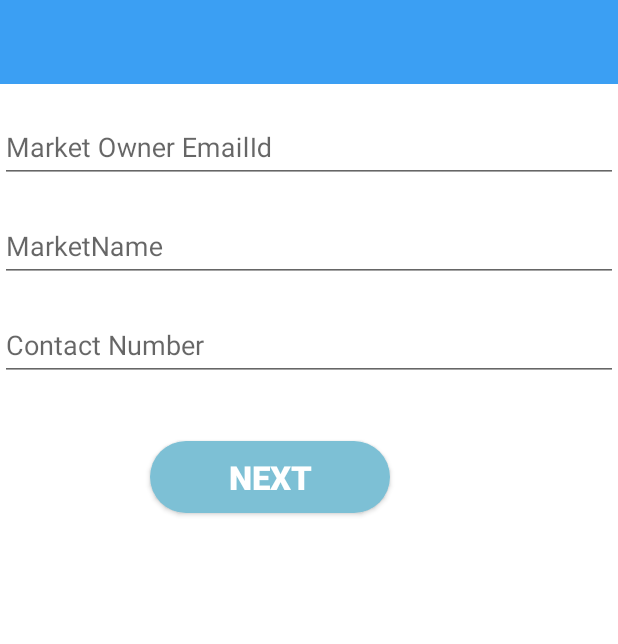
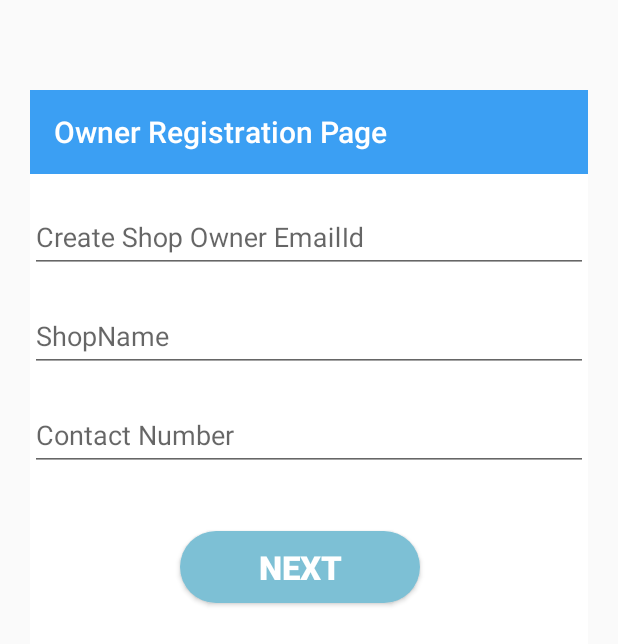
Before and after one commit to subosh/my-android-projects, an Android app: the RegisterActivity screen opened directly, with no data from a screen before it, on a phone screen of 412 x 824 dp. Shown: the top 644 px of the screen. Run offline under Robolectric (Android 15) with nearby library versions, the phone set to English and light mode, and no system bars; our stand-ins replace Firebase (no records; nobody signed in at launch, a user with empty details on screens opened directly).

Commit message:
"fourth commit"

```diff
--- a/app/src/main/java/com/example/subosh/restauranttrack/admincontent/AdminRegisterActivity.java
+++ b/app/src/main/java/com/example/subosh/restauranttrack/admincontent/AdminRegisterActivity.java
@@ -5,6 +5,7 @@ import android.content.Intent;
 import android.support.annotation.NonNull;
 import android.support.v7.app.AppCompatActivity;
 import android.os.Bundle;
+import android.support.v7.widget.Toolbar;
 import android.text.TextUtils;
 import android.view.View;
 import android.widget.Button;
@@ -26,6 +27,7 @@ public class AdminRegisterActivity extends AppCompatActivity implements View.OnC
     FirebaseAuth auth;
     ProgressDialog dialog;
     public  String ownername;
+    Toolbar toolbar;
     @Override
     protected void onCreate(Bundle savedInstanceState) {
         super.onCreate(savedInstanceState);
@@ -34,7 +36,9 @@ public class AdminRegisterActivity extends AppCompatActivity implements View.OnC
         register=(Button)findViewById(R.id.admin_next);
         adminphone=(EditText)findViewById(R.id.AdminphoneNumber);
         adminnametextview=(EditText)findViewById(R.id. Admin_name);
-
+        toolbar=findViewById(R.id.toolbar);
+        setSupportActionBar(toolbar);
+        getSupportActionBar().setTitle("Admin Registration Page");
         auth=FirebaseAuth.getInstance();
         dialog=new ProgressDialog(this);
         register.setOnClickListener(this);
--- a/app/src/main/java/com/example/subosh/restauranttrack/customerscontent/CustomerRegisterActivity.java
+++ b/app/src/main/java/com/example/subosh/restauranttrack/customerscontent/CustomerRegisterActivity.java
@@ -6,6 +6,7 @@ import android.content.SharedPreferences;
 import android.support.annotation.NonNull;
 import android.support.v7.app.AppCompatActivity;
 import android.os.Bundle;
+import android.support.v7.widget.Toolbar;
 import android.text.TextUtils;
 import android.view.View;
 import android.widget.Button;
@@ -27,6 +28,7 @@ public class CustomerRegisterActivity extends AppCompatActivity implements View.
     FirebaseAuth auth;
     ProgressDialog dialog;
     SharedPreferences sharedPreferences;
+    Toolbar toolbar;
     @Override
     protected void onCreate(Bundle savedInstanceState) {
         super.onCreate(savedInstanceState);
@@ -35,7 +37,9 @@ public class CustomerRegisterActivity extends AppCompatActivity implements View.
         register=(Button)findViewById(R.id.register);
         customerphone=(EditText)findViewById(R.id.ownerphone);
         customer=(EditText)findViewById(R.id.marketownername);
-
+toolbar=findViewById(R.id.toolbar);
+setSupportActionBar(toolbar);
+getSupportActionBar().setTitle("Customer Registration Page");
         auth=FirebaseAuth.getInstance();
         dialog=new ProgressDialog(this);
         register.setOnClickListener(this);
--- a/app/src/main/java/com/example/subosh/restauranttrack/newownercontent/RegisterActivity.java
+++ b/app/src/main/java/com/example/subosh/restauranttrack/newownercontent/RegisterActivity.java
@@ -6,6 +6,7 @@ import android.content.SharedPreferences;
 import android.support.annotation.NonNull;
 import android.support.v7.app.AppCompatActivity;
 import android.os.Bundle;
+import android.support.v7.widget.Toolbar;
 import android.text.TextUtils;
 import android.view.View;
 import android.widget.Button;
@@ -26,6 +27,7 @@ FirebaseAuth auth;
 ProgressDialog dialog;
 public  String ownername;
 SharedPreferences sharedPreferences;
+Toolbar toolbar;
     @Override
     protected void onCreate(Bundle savedInstanceState) {
         super.onCreate(savedInstanceState);
@@ -35,6 +37,9 @@ SharedPreferences sharedPreferences;
         register=(Button)findViewById(R.id.register);
         ownerphone=(EditText)findViewById(R.id.ownerphone);
         marketname=(EditText)findViewById(R.id.marketownername);
+        toolbar=findViewById(R.id.toolbar);
+        setSupportActionBar(toolbar);
+        getSupportActionBar().setTitle("Owner Registration Page");
 
         auth=FirebaseAuth.getInstance();
         dialog=new ProgressDialog(this);
--- a/app/src/main/res/layout/activity_admin_name.xml
+++ b/app/src/main/res/layout/activity_admin_name.xml
@@ -20,7 +20,7 @@
         android:layout_marginRight="8dp"
         android:layout_marginStart="89dp"
         android:layout_marginTop="8dp"
-        android:src="@drawable/profile"
+        android:src="@drawable/profile_image"
         app:layout_constraintBottom_toBottomOf="parent"
         app:layout_constraintEnd_toEndOf="parent"
         app:layout_constraintHorizontal_bias="0.485"
--- a/app/src/main/res/layout/activity_admin_register.xml
+++ b/app/src/main/res/layout/activity_admin_register.xml
@@ -6,6 +6,10 @@
     android:layout_height="match_parent"
     android:background="#ffffff"
     android:orientation="vertical"
+    android:layout_marginTop="60dp"
+    android:layout_marginStart="20dp"
+    android:layout_marginEnd="20dp"
+    android:layout_marginBottom="40dp"
     tools:context=".admincontent.AdminRegisterActivity">
     <include
         layout="@layout/toolbar_layout"/>
@@ -25,7 +29,7 @@
             android:layout_centerHorizontal="true"
             android:layout_marginTop="204dp"
             android:ems="10"
-            android:hint="Admin EmailId"
+            android:hint="Create Admin EmailId"
             android:inputType="textEmailAddress|textPersonName" />
     </android.support.design.widget.TextInputLayout>
 
--- a/app/src/main/res/layout/activity_customer_register.xml
+++ b/app/src/main/res/layout/activity_customer_register.xml
@@ -6,6 +6,10 @@
     android:layout_height="match_parent"
     android:background="#ffffff"
     android:orientation="vertical"
+    android:layout_marginTop="60dp"
+    android:layout_marginStart="20dp"
+    android:layout_marginEnd="20dp"
+    android:layout_marginBottom="40dp"
     tools:context=".customerscontent.CustomerRegisterActivity">
     <include
         layout="@layout/toolbar_layout"/>
@@ -24,7 +28,7 @@
             android:layout_centerHorizontal="true"
             android:layout_marginTop="204dp"
             android:ems="10"
-            android:hint="Customer Email Id"
+            android:hint="Create Customer Email Id"
             android:inputType="textEmailAddress|textPersonName" />
     </android.support.design.widget.TextInputLayout>
 
--- a/app/src/main/res/layout/activity_invite.xml
+++ b/app/src/main/res/layout/activity_invite.xml
@@ -24,7 +24,7 @@
             android:layout_centerHorizontal="true"
             android:layout_marginTop="204dp"
             android:ems="10"
-            android:hint="Enter Your Full Address Here"
+            android:hint="Enter  Full Shop Address Here"
             android:inputType="textPostalAddress" />
 
 
--- a/app/src/main/res/layout/activity_name.xml
+++ b/app/src/main/res/layout/activity_name.xml
@@ -20,7 +20,7 @@
         android:layout_marginRight="8dp"
         android:layout_marginStart="89dp"
         android:layout_marginTop="8dp"
-        android:src="@drawable/profile"
+        android:src="@drawable/profile_image"
         app:layout_constraintBottom_toBottomOf="parent"
         app:layout_constraintEnd_toEndOf="parent"
         app:layout_constraintHorizontal_bias="0.485"
--- a/app/src/main/res/layout/activity_password.xml
+++ b/app/src/main/res/layout/activity_password.xml
@@ -6,6 +6,7 @@
     android:layout_height="match_parent"
     android:background="#FFFFFF"
     android:orientation="vertical"
+
     tools:context=".newownercontent.PasswordActivity">
     <include
         layout="@layout/toolbar_layout"/>
@@ -25,7 +26,7 @@
             android:layout_centerHorizontal="true"
             android:layout_marginTop="204dp"
             android:ems="10"
-            android:hint="Enter Password"
+            android:hint="Set Your Password"
             android:inputType="textPersonName" />
 
     </android.support.design.widget.TextInputLayout>
--- a/app/src/main/res/layout/activity_register.xml
+++ b/app/src/main/res/layout/activity_register.xml
@@ -6,6 +6,10 @@
     android:layout_height="match_parent"
     android:background="#ffffff"
     android:orientation="vertical"
+    android:layout_marginTop="60dp"
+    android:layout_marginStart="20dp"
+    android:layout_marginEnd="20dp"
+    android:layout_marginBottom="40dp"
     tools:context=".newownercontent.RegisterActivity">
     <include
         layout="@layout/toolbar_layout"/>
@@ -25,7 +29,7 @@
             android:layout_centerHorizontal="true"
             android:layout_marginTop="204dp"
             android:ems="10"
-            android:hint="Market Owner EmailId"
+            android:hint="Create Shop Owner EmailId"
             android:inputType="textEmailAddress|textPersonName" />
     </android.support.design.widget.TextInputLayout>
 
@@ -45,7 +49,7 @@
             android:layout_marginTop="204dp"
             android:layout_weight="1"
             android:ems="10"
-            android:hint="MarketName"
+            android:hint="ShopName"
             android:inputType="textPersonName" />
     </android.support.design.widget.TextInputLayout>
 
--- a/app/src/main/res/layout/main_fragment.xml
+++ b/app/src/main/res/layout/main_fragment.xml
@@ -20,6 +20,7 @@
         android:focusable="true"
         android:focusableInTouchMode="true"
         android:background="@color/sellquick_grey"
+
 
         >
 
```
